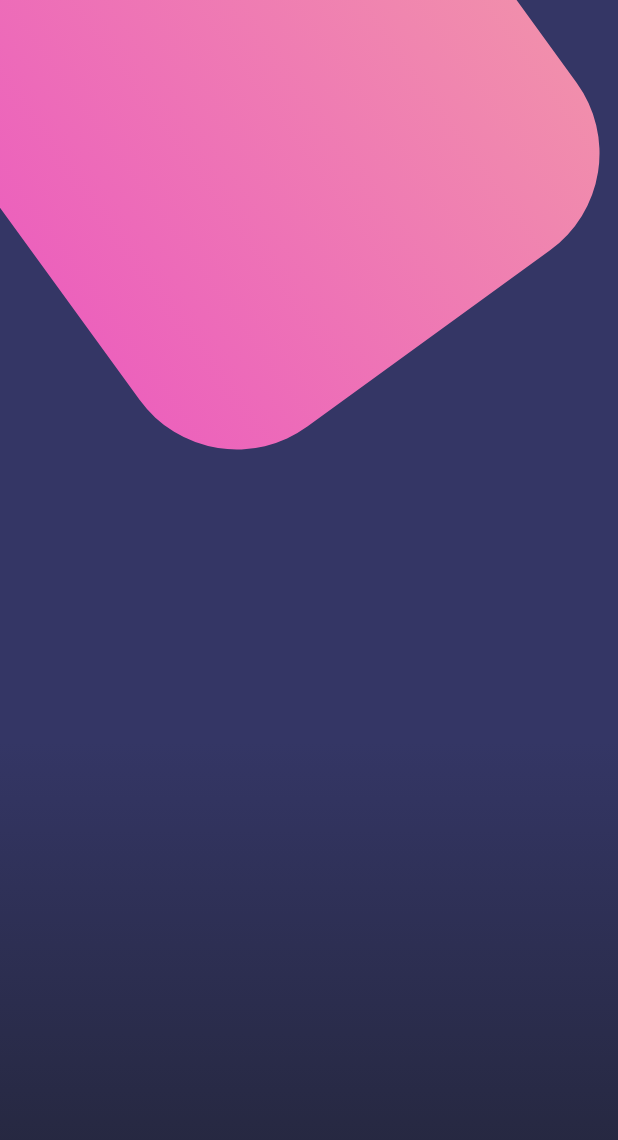
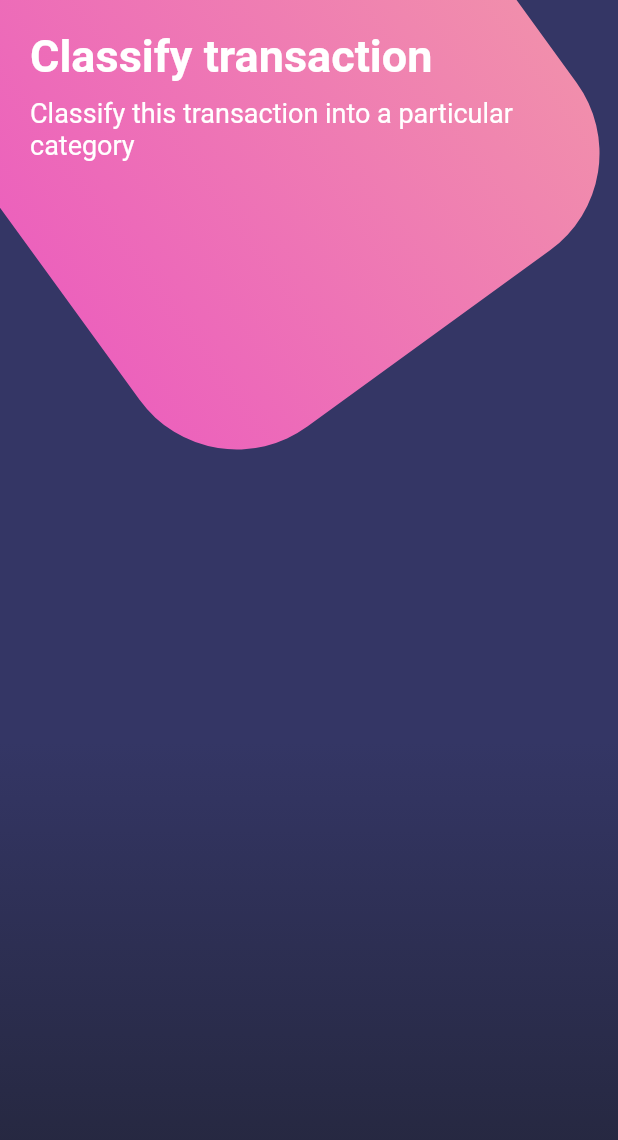
Before and after one commit to leolplex/Flutter-Designs, a Flutter app: the screen it shows after launch, on a phone screen of 412 x 824 dp. Shown: the top 1140 px of the screen. Run offline on Flutter 3.47's test engine with Material 2 defaults, Android fonts, the phone set to English and light mode, and no system bars.

Commit message:
Add text into a Stack

```diff
--- a/lib/main.dart
+++ b/lib/main.dart
@@ -8,6 +8,9 @@ void main() => runApp(MyApp());
 class MyApp extends StatelessWidget {
   @override
   Widget build(BuildContext context) {
+    // SystemChrome.setSystemUIOverlayStyle(
+    //     SystemUiOverlayStyle.light.copyWith(statusBarColor: Colors.transparent));
+
     return MaterialApp(
       debugShowCheckedModeBanner: false,
       title: 'Designs',
--- a/lib/src/pages/buttons_page.dart
+++ b/lib/src/pages/buttons_page.dart
@@ -7,7 +7,16 @@ class ButtonsPage extends StatelessWidget {
   Widget build(BuildContext context) {
     return Scaffold(
       body: Stack(
-        children: [_backgroundAPP()],
+        children: [
+          _backgroundAPP(),
+          SingleChildScrollView(
+            child: Column(
+              children: [
+                _titles(),
+              ],
+            ),
+          )
+        ],
       ),
     );
   }
@@ -48,4 +57,32 @@ class ButtonsPage extends StatelessWidget {
       children: [gradient, Positioned(top: -100.0, child: pinkBox)],
     );
   }
+
+  Widget _titles() {
+    return SafeArea(
+      child: Container(
+        padding: EdgeInsets.all(20.0),
+        child: Column(
+          crossAxisAlignment: CrossAxisAlignment.start,
+          children: [
+            Text(
+              'Classify transaction',
+              style: TextStyle(
+                  color: Colors.white,
+                  fontSize: 30.0,
+                  fontWeight: FontWeight.bold),
+            ),
+            SizedBox(height: 10.0),
+            Text(
+              'Classify this transaction into a particular category',
+              style: TextStyle(
+                color: Colors.white,
+                fontSize: 18.0,
+              ),
+            )
+          ],
+        ),
+      ),
+    );
+  }
 }
```
